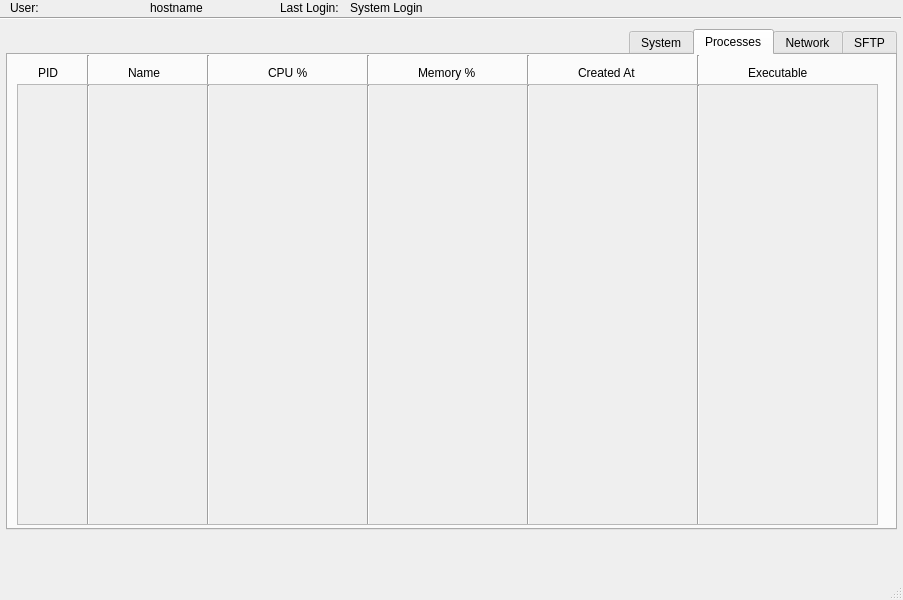
This is UI/mainUi.ui in joelaporte9/SystemInfo as Qt 5 draws it before an edit. The edited form follows.
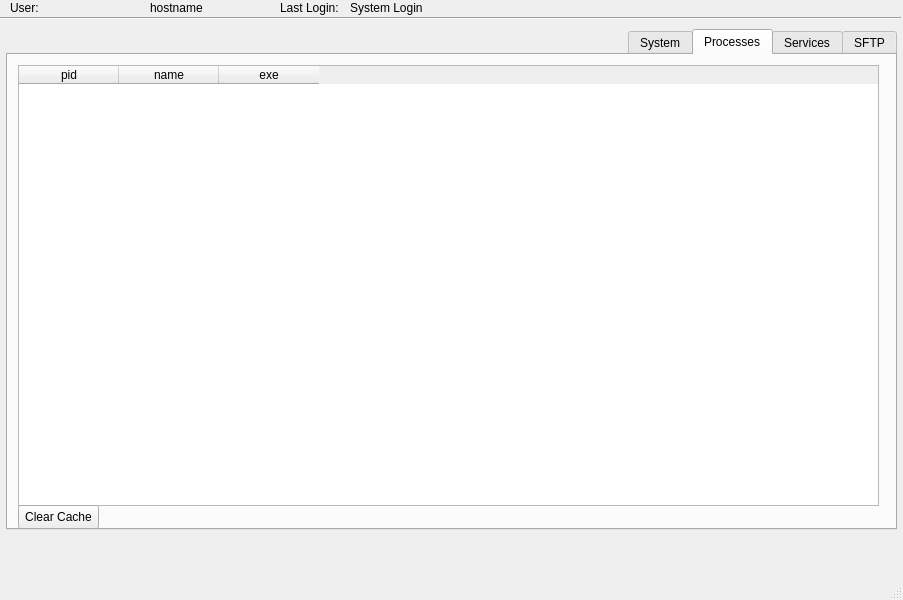
This is the edited form. The open tabs and pages were chosen to show the change.

```diff
--- a/UI/mainUi.ui
+++ b/UI/mainUi.ui
@@ -27,7 +27,13 @@
      <enum>Qt::LayoutDirection::RightToLeft</enum>
     </property>
     <property name="currentIndex">
-     <number>0</number>
+     <number>3</number>
+    </property>
+    <property name="iconSize">
+     <size>
+      <width>16</width>
+      <height>16</height>
+     </size>
     </property>
     <property name="elideMode">
      <enum>Qt::TextElideMode::ElideLeft</enum>
@@ -345,242 +351,58 @@
     </widget>
     <widget class="QWidget" name="Network">
      <attribute name="title">
-      <string>Network</string>
+      <string>Services</string>
      </attribute>
     </widget>
     <widget class="QWidget" name="Processes">
      <attribute name="title">
       <string>Processes</string>
      </attribute>
-     <widget class="Line" name="line_16">
+     <widget class="QTableWidget" name="tableWidget">
       <property name="geometry">
        <rect>
-        <x>680</x>
-        <y>0</y>
-        <width>20</width>
-        <height>41</height>
-       </rect>
-      </property>
-      <property name="orientation">
-       <enum>Qt::Orientation::Vertical</enum>
-      </property>
-     </widget>
-     <widget class="Line" name="line_17">
-      <property name="geometry">
-       <rect>
-        <x>510</x>
-        <y>0</y>
-        <width>20</width>
-        <height>41</height>
-       </rect>
-      </property>
-      <property name="orientation">
-       <enum>Qt::Orientation::Vertical</enum>
-      </property>
-     </widget>
-     <widget class="Line" name="line_18">
-      <property name="geometry">
-       <rect>
-        <x>190</x>
-        <y>0</y>
-        <width>20</width>
-        <height>41</height>
-       </rect>
-      </property>
-      <property name="orientation">
-       <enum>Qt::Orientation::Vertical</enum>
-      </property>
-     </widget>
-     <widget class="QLabel" name="label_6">
-      <property name="geometry">
-       <rect>
-        <x>30</x>
+        <x>10</x>
         <y>10</y>
-        <width>49</width>
-        <height>16</height>
-       </rect>
-      </property>
-      <property name="text">
-       <string>PID</string>
-      </property>
-     </widget>
-     <widget class="Line" name="line_7">
-      <property name="geometry">
-       <rect>
-        <x>70</x>
-        <y>0</y>
-        <width>20</width>
-        <height>41</height>
-       </rect>
-      </property>
-      <property name="orientation">
-       <enum>Qt::Orientation::Vertical</enum>
-      </property>
-     </widget>
-     <widget class="QLabel" name="label_38">
-      <property name="geometry">
-       <rect>
-        <x>410</x>
-        <y>10</y>
-        <width>61</width>
-        <height>16</height>
-       </rect>
-      </property>
-      <property name="text">
-       <string>Memory %</string>
-      </property>
-     </widget>
-     <widget class="QLabel" name="label_39">
-      <property name="geometry">
-       <rect>
-        <x>740</x>
-        <y>10</y>
-        <width>81</width>
-        <height>16</height>
-       </rect>
-      </property>
-      <property name="text">
-       <string>Executable</string>
-      </property>
-     </widget>
-     <widget class="Line" name="line_19">
-      <property name="geometry">
-       <rect>
-        <x>350</x>
-        <y>0</y>
-        <width>20</width>
-        <height>41</height>
-       </rect>
-      </property>
-      <property name="orientation">
-       <enum>Qt::Orientation::Vertical</enum>
-      </property>
-     </widget>
-     <widget class="QLabel" name="label_40">
-      <property name="geometry">
-       <rect>
-        <x>120</x>
-        <y>10</y>
-        <width>49</width>
-        <height>16</height>
-       </rect>
-      </property>
-      <property name="text">
-       <string>Name</string>
-      </property>
-     </widget>
-     <widget class="QLabel" name="label_41">
-      <property name="geometry">
-       <rect>
-        <x>260</x>
-        <y>10</y>
-        <width>49</width>
-        <height>16</height>
-       </rect>
-      </property>
-      <property name="text">
-       <string>CPU %</string>
-      </property>
-     </widget>
-     <widget class="QScrollArea" name="scrollArea">
-      <property name="geometry">
-       <rect>
-        <x>9</x>
-        <y>29</y>
         <width>861</width>
         <height>441</height>
        </rect>
       </property>
-      <property name="widgetResizable">
+      <property name="layoutDirection">
+       <enum>Qt::LayoutDirection::LeftToRight</enum>
+      </property>
+      <property name="sortingEnabled">
        <bool>true</bool>
       </property>
-      <widget class="QWidget" name="scrollAreaWidgetContents">
-       <property name="geometry">
-        <rect>
-         <x>0</x>
-         <y>0</y>
-         <width>859</width>
-         <height>439</height>
-        </rect>
+      <attribute name="horizontalHeaderCascadingSectionResizes">
+       <bool>false</bool>
+      </attribute>
+      <column>
+       <property name="text">
+        <string>pid</string>
        </property>
-       <widget class="Line" name="line_20">
-        <property name="geometry">
-         <rect>
-          <x>60</x>
-          <y>0</y>
-          <width>20</width>
-          <height>451</height>
-         </rect>
-        </property>
-        <property name="orientation">
-         <enum>Qt::Orientation::Vertical</enum>
-        </property>
-       </widget>
-       <widget class="Line" name="line_21">
-        <property name="geometry">
-         <rect>
-          <x>180</x>
-          <y>0</y>
-          <width>20</width>
-          <height>451</height>
-         </rect>
-        </property>
-        <property name="orientation">
-         <enum>Qt::Orientation::Vertical</enum>
-        </property>
-       </widget>
-       <widget class="Line" name="line_22">
-        <property name="geometry">
-         <rect>
-          <x>340</x>
-          <y>0</y>
-          <width>20</width>
-          <height>451</height>
-         </rect>
-        </property>
-        <property name="orientation">
-         <enum>Qt::Orientation::Vertical</enum>
-        </property>
-       </widget>
-       <widget class="Line" name="line_23">
-        <property name="geometry">
-         <rect>
-          <x>500</x>
-          <y>0</y>
-          <width>20</width>
-          <height>451</height>
-         </rect>
-        </property>
-        <property name="orientation">
-         <enum>Qt::Orientation::Vertical</enum>
-        </property>
-       </widget>
-       <widget class="Line" name="line_24">
-        <property name="geometry">
-         <rect>
-          <x>670</x>
-          <y>0</y>
-          <width>20</width>
-          <height>451</height>
-         </rect>
-        </property>
-        <property name="orientation">
-         <enum>Qt::Orientation::Vertical</enum>
-        </property>
-       </widget>
-      </widget>
+      </column>
+      <column>
+       <property name="text">
+        <string>name</string>
+       </property>
+      </column>
+      <column>
+       <property name="text">
+        <string>exe</string>
+       </property>
+      </column>
      </widget>
-     <widget class="QLabel" name="label_42">
+     <widget class="QPushButton" name="cclear">
       <property name="geometry">
        <rect>
-        <x>570</x>
-        <y>10</y>
-        <width>61</width>
-        <height>16</height>
+        <x>10</x>
+        <y>450</y>
+        <width>81</width>
+        <height>24</height>
        </rect>
       </property>
       <property name="text">
-       <string>Created At</string>
+       <string>Clear Cache</string>
       </property>
      </widget>
     </widget>
```
Left out of the diff: 24 changed lines with no effect on the pictures.
